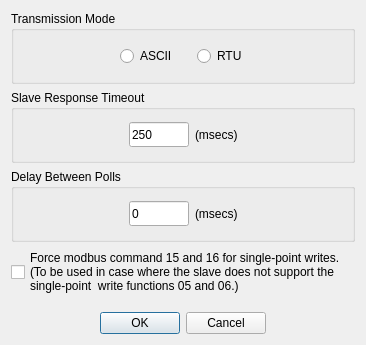
Before: the Qt Designer form modscan64/dialogprotocolselections.ui in sanny32/OpenModScan, drawn with Qt 5.
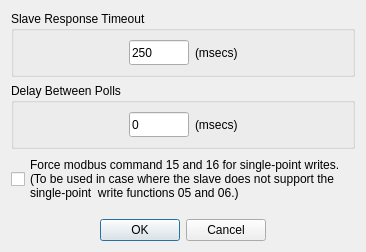
After: the same form once the commit is applied. Custom widgets are drawn as their Qt base class.

Commit message: Update protocol selections form

```diff
--- a/modscan64/dialogprotocolselections.ui
+++ b/modscan64/dialogprotocolselections.ui
@@ -7,65 +7,13 @@
     <x>0</x>
     <y>0</y>
     <width>366</width>
-    <height>345</height>
+    <height>250</height>
    </rect>
   </property>
   <property name="windowTitle">
    <string>Modbus Protocol Selections</string>
   </property>
   <layout class="QVBoxLayout" name="verticalLayout">
-   <item>
-    <widget class="QGroupBox" name="groupBox">
-     <property name="title">
-      <string>Transmission Mode</string>
-     </property>
-     <layout class="QHBoxLayout" name="horizontalLayout">
-      <property name="spacing">
-       <number>20</number>
-      </property>
-      <item>
-       <spacer name="horizontalSpacer_5">
-        <property name="orientation">
-         <enum>Qt::Horizontal</enum>
-        </property>
-        <property name="sizeHint" stdset="0">
-         <size>
-          <width>40</width>
-          <height>20</height>
-         </size>
-        </property>
-       </spacer>
-      </item>
-      <item>
-       <widget class="QRadioButton" name="radioButtonASCII">
-        <property name="text">
-         <string>ASCII</string>
-        </property>
-       </widget>
-      </item>
-      <item>
-       <widget class="QRadioButton" name="radioButtonRTU">
-        <property name="text">
-         <string>RTU</string>
-        </property>
-       </widget>
-      </item>
-      <item>
-       <spacer name="horizontalSpacer_6">
-        <property name="orientation">
-         <enum>Qt::Horizontal</enum>
-        </property>
-        <property name="sizeHint" stdset="0">
-         <size>
-          <width>40</width>
-          <height>20</height>
-         </size>
-        </property>
-       </spacer>
-      </item>
-     </layout>
-    </widget>
-   </item>
    <item>
     <widget class="QGroupBox" name="groupBox_2">
      <property name="title">
```
The commit also changes 1 other file.
